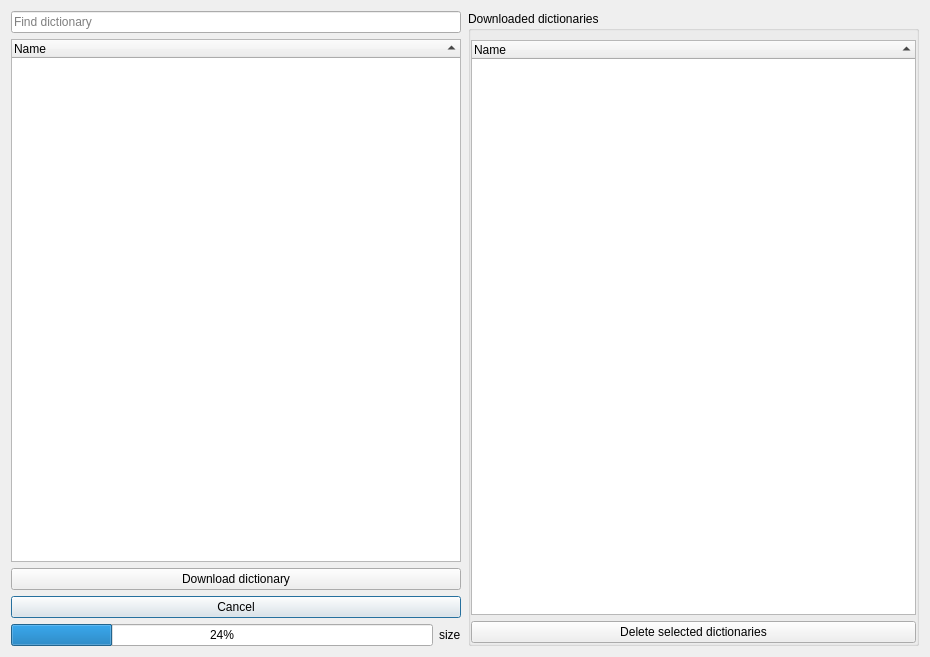
First picture: the form in src/dialogs/dictionarymanagerdialog.ui, repository pbek/QOwnNotes, before the edit.
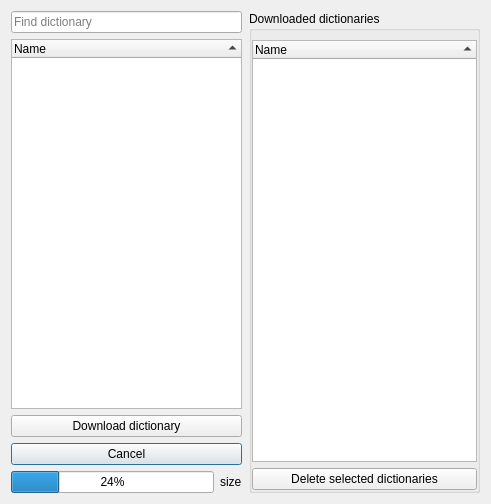
Second picture: the form after the edit. Icons and pictures are not drawn.

Commit message: Resize dialog (#1378)

```diff
--- a/src/dialogs/dictionarymanagerdialog.ui
+++ b/src/dialogs/dictionarymanagerdialog.ui
@@ -6,8 +6,8 @@
    <rect>
     <x>0</x>
     <y>0</y>
-    <width>930</width>
-    <height>657</height>
+    <width>491</width>
+    <height>504</height>
    </rect>
   </property>
   <property name="windowTitle">
```
